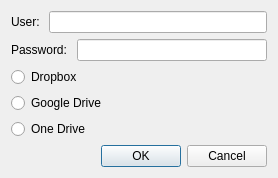
The window that design/backupdialog.ui (JuacyWillian/protocolos) describes before a commit, drawn with Qt 5.
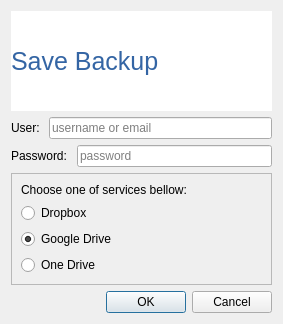
The same window after the commit.

Commit message: initial setup for dropbox integration

```diff
--- a/design/backupdialog.ui
+++ b/design/backupdialog.ui
@@ -2,20 +2,40 @@
 <ui version="4.0">
  <class>Dialog</class>
  <widget class="QDialog" name="Dialog">
-  <property name="geometry">
-   <rect>
-    <x>0</x>
-    <y>0</y>
-    <width>278</width>
-    <height>170</height>
-   </rect>
-  </property>
   <property name="windowTitle">
    <string>Dialog</string>
   </property>
-  <layout class="QGridLayout" name="gridLayout_2">
-   <item row="0" column="0" colspan="2">
-    <layout class="QGridLayout" name="gridLayout">
+  <layout class="QVBoxLayout" name="verticalLayout_2">
+   <item>
+    <widget class="QLabel" name="lbTitle">
+     <property name="minimumSize">
+      <size>
+       <width>0</width>
+       <height>100</height>
+      </size>
+     </property>
+     <property name="font">
+      <font>
+       <pointsize>19</pointsize>
+      </font>
+     </property>
+     <property name="autoFillBackground">
+      <bool>false</bool>
+     </property>
+     <property name="styleSheet">
+      <string notr="true">background-color: rgb(255, 255, 255);
+color: rgb(52, 101, 164);</string>
+     </property>
+     <property name="text">
+      <string>Save Backup</string>
+     </property>
+     <property name="margin">
+      <number>5</number>
+     </property>
+    </widget>
+   </item>
+   <item>
+    <layout class="QFormLayout" name="formLayout">
      <item row="0" column="0">
       <widget class="QLabel" name="label">
        <property name="text">
@@ -23,47 +43,88 @@
        </property>
       </widget>
      </item>
-     <item row="0" column="1" colspan="2">
-      <widget class="QLineEdit" name="lineEdit"/>
+     <item row="0" column="1">
+      <widget class="QLineEdit" name="editUsername">
+       <property name="placeholderText">
+        <string>username or email</string>
+       </property>
+      </widget>
      </item>
-     <item row="1" column="0" colspan="2">
+    </layout>
+   </item>
+   <item>
+    <layout class="QFormLayout" name="formLayout_2">
+     <item row="0" column="0">
       <widget class="QLabel" name="label_2">
        <property name="text">
         <string>Password: </string>
        </property>
       </widget>
      </item>
-     <item row="1" column="2">
-      <widget class="QLineEdit" name="lineEdit_2"/>
+     <item row="0" column="1">
+      <widget class="QLineEdit" name="editPassword">
+       <property name="inputMethodHints">
+        <set>Qt::ImhHiddenText|Qt::ImhNoAutoUppercase|Qt::ImhNoPredictiveText|Qt::ImhSensitiveData</set>
+       </property>
+       <property name="echoMode">
+        <enum>QLineEdit::Password</enum>
+       </property>
+       <property name="placeholderText">
+        <string>password</string>
+       </property>
+      </widget>
      </item>
     </layout>
    </item>
-   <item row="1" column="0" colspan="2">
-    <layout class="QVBoxLayout" name="verticalLayout">
      <item>
-      <widget class="QRadioButton" name="radioButton">
+    <widget class="QFrame" name="frame">
+     <property name="frameShape">
+      <enum>QFrame::StyledPanel</enum>
+     </property>
+     <property name="frameShadow">
+      <enum>QFrame::Raised</enum>
+     </property>
+     <layout class="QVBoxLayout" name="verticalLayout_3">
+      <item>
+       <widget class="QLabel" name="label_4">
+        <property name="text">
+         <string>Choose one of services bellow:</string>
+        </property>
+       </widget>
+      </item>
+      <item>
+       <widget class="QRadioButton" name="radioDropbox">
        <property name="text">
         <string>Dropbox</string>
        </property>
       </widget>
      </item>
      <item>
-      <widget class="QRadioButton" name="radioButton_2">
+       <widget class="QRadioButton" name="radioGDrive">
        <property name="text">
         <string>Google Drive</string>
        </property>
+        <property name="checked">
+         <bool>true</bool>
+        </property>
       </widget>
      </item>
      <item>
-      <widget class="QRadioButton" name="radioButton_3">
+       <widget class="QRadioButton" name="radioOneDrive">
        <property name="text">
         <string>One Drive</string>
        </property>
       </widget>
      </item>
     </layout>
+    </widget>
    </item>
-   <item row="2" column="0">
+   <item>
+    <layout class="QVBoxLayout" name="verticalLayout"/>
+   </item>
+   <item>
+    <layout class="QHBoxLayout" name="horizontalLayout">
+     <item>
     <spacer name="horizontalSpacer">
      <property name="orientation">
       <enum>Qt::Horizontal</enum>
@@ -76,12 +137,14 @@
      </property>
     </spacer>
    </item>
-   <item row="2" column="1">
+     <item>
     <widget class="QDialogButtonBox" name="buttonBox">
      <property name="standardButtons">
       <set>QDialogButtonBox::Cancel|QDialogButtonBox::Ok</set>
      </property>
     </widget>
+     </item>
+    </layout>
    </item>
   </layout>
  </widget>
```
Left out of the diff: 2 changed lines with no effect on the pictures. Lines whose indentation alone changed are shown as unchanged. The commit also changes 2 other files.
